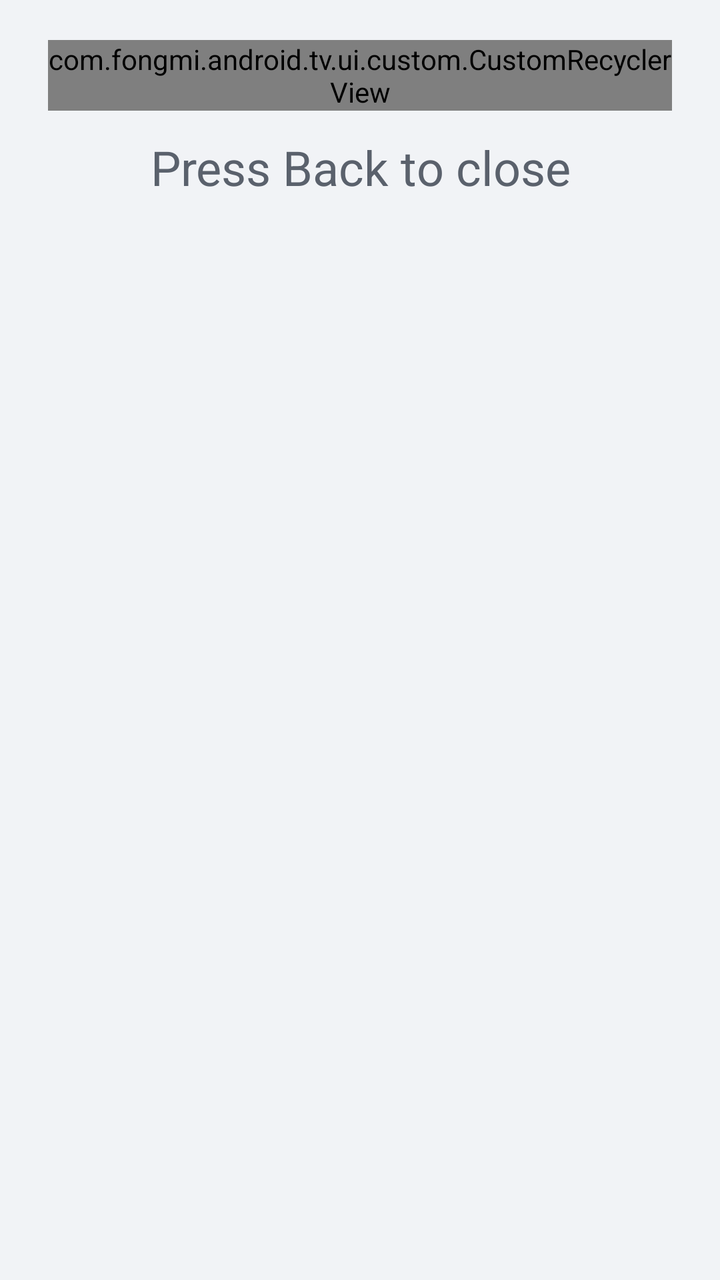
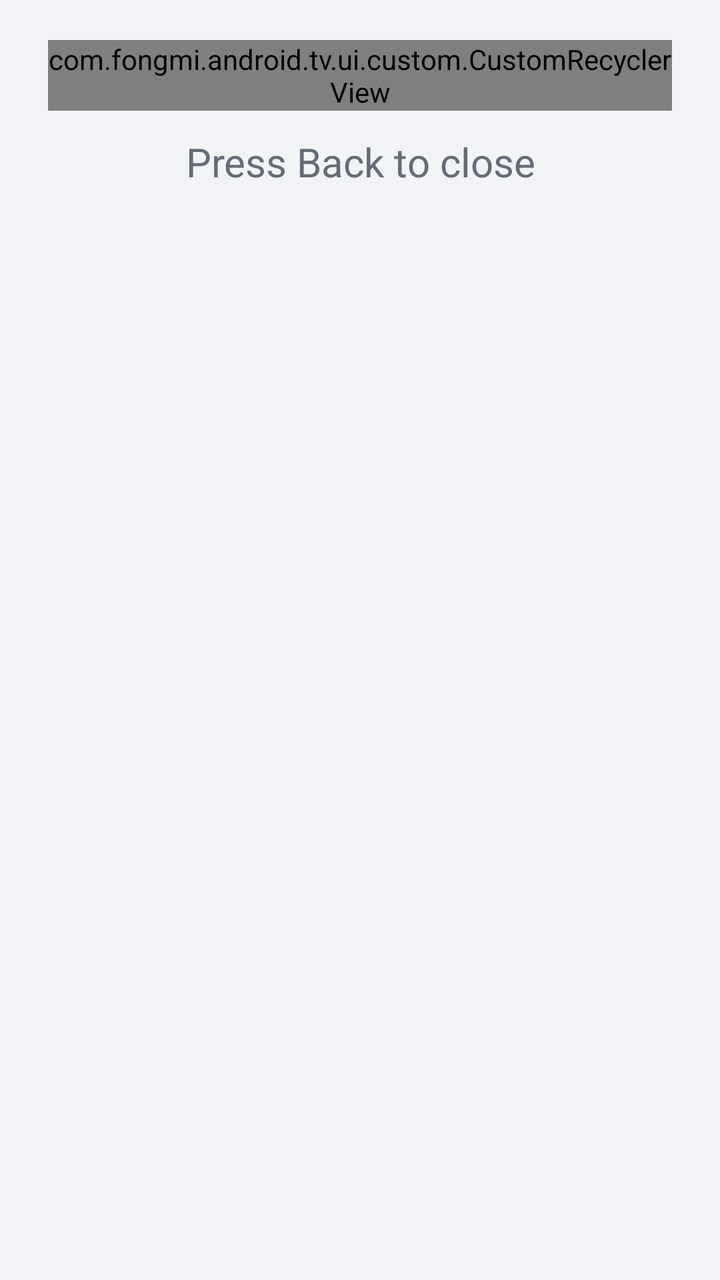

The first picture is an Android layout as it rendered before a commit; the second is the same layout after the commit. The layout source and the unified diff follow.
<!-- AndroidManifest.xml: another module's application theme Theme.App -->
<!-- res/layout/dialog_site_pick.xml -->
<?xml version="1.0" encoding="utf-8"?>
<LinearLayout xmlns:android="http://schemas.android.com/apk/res/android"
    xmlns:app="http://schemas.android.com/apk/res-auto"
    xmlns:tools="http://schemas.android.com/tools"
    android:layout_width="match_parent"
    android:layout_height="wrap_content"
    android:orientation="vertical"
    android:paddingStart="@dimen/ag_space_6"
    android:paddingTop="@dimen/ag_space_5"
    android:paddingEnd="@dimen/ag_space_6"
    android:paddingBottom="@dimen/ag_space_5">

    <FrameLayout
        android:layout_width="match_parent"
        android:layout_height="wrap_content">

        <com.fongmi.android.tv.ui.custom.CustomRecyclerView
            android:id="@+id/recycler"
            android:layout_width="match_parent"
            android:layout_height="wrap_content"
            android:clipChildren="false"
            android:clipToPadding="false"
            android:overScrollMode="never"
            app:layoutManager="androidx.recyclerview.widget.LinearLayoutManager"
            app:maxHeight="@dimen/ag_dialog_list_max" />

        <com.google.android.material.textview.MaterialTextView
            android:id="@+id/empty"
            android:layout_width="match_parent"
            android:layout_height="wrap_content"
            android:layout_gravity="center"
            android:gravity="center"
            android:padding="@dimen/ag_space_3"
            android:text="@string/site_pick_empty"
            android:textColor="@color/ag_text_sub"
            android:textSize="@dimen/ag_text_body"
            android:visibility="gone"
            tools:visibility="visible" />
    </FrameLayout>

    
    <com.google.android.material.textview.MaterialTextView
        android:layout_width="match_parent"
        android:layout_height="wrap_content"
        android:layout_marginTop="@dimen/ag_space_3"
        android:clickable="false"
        android:focusable="false"
        android:gravity="center"
        android:text="@string/site_pick_close_hint"
        android:textColor="@color/ag_text_sub"
        android:textSize="@dimen/ag_text_body" />

</LinearLayout>
<!-- resources referenced by this layout -->
<resources>
  <color name="ag_text_sub">#5A616C</color>
  <dimen name="ag_dialog_list_max">352dp</dimen>
  <dimen name="ag_space_3">12dp</dimen>
  <dimen name="ag_space_5">20dp</dimen>
  <dimen name="ag_space_6">24dp</dimen>
  <dimen name="ag_text_body">24sp</dimen>
  <string name="site_pick_close_hint">Press Back to close</string>
  <string name="site_pick_empty">No available sources</string>
  <style name="Theme.App" parent="Theme.Base" />
  <style name="Theme.Base" parent="Theme.Material3.Light.NoActionBar">
          <item name="colorPrimary">@color/ag_primary</item>
          <item name="colorOnPrimary">@color/white</item>
          <item name="colorPrimaryContainer">@color/ag_primary_bg</item>
          <item name="colorOnPrimaryContainer">@color/ag_primary_text</item>
          <item name="colorSecondary">@color/ag_primary</item>
          <item name="colorOnSecondary">@color/white</item>
          <item name="colorSurface">@color/ag_card</item>
          <item name="colorOnSurface">@color/ag_text</item>
          <item name="colorSurfaceVariant">@color/ag_btn_bg</item>
          <item name="colorOnSurfaceVariant">@color/ag_text_sub</item>
          <item name="android:colorBackground">@color/ag_bg</item>
          <item name="colorOnBackground">@color/ag_text</item>
          <item name="colorOutline">@color/ag_stroke</item>
          <item name="colorOutlineVariant">@color/ag_stroke</item>
          <item name="colorError">@color/ag_warn_text</item>
          <item name="colorOnError">@color/white</item>
          <item name="android:colorAccent">@color/ag_primary</item>
          <item name="android:windowBackground">@color/ag_bg</item>
          <item name="android:textColorPrimary">@color/ag_text</item>
          <item name="android:textColorSecondary">@color/ag_text_sub</item>
          <item name="android:textColorHint">@color/ag_text_hint</item>
          <item name="android:windowFullscreen">true</item>
          <item name="android:windowTranslucentStatus">true</item>
          <item name="android:windowTranslucentNavigation">true</item>
          <item name="android:windowAnimationStyle">@style/NoAnim</item>
      </style>
  <color name="ag_primary">#0B57D0</color>
  <color name="white">#FFFFFF</color>
  <color name="ag_primary_bg">#E4EDFC</color>
  <color name="ag_primary_text">#0842A0</color>
  <color name="ag_card">#FFFFFF</color>
  <color name="ag_text">#22252A</color>
  <color name="ag_btn_bg">#E7EBF2</color>
  <color name="ag_bg">#F1F3F6</color>
  <color name="ag_stroke">#DFE3EA</color>
  <color name="ag_warn_text">#A35A00</color>
  <color name="ag_text_hint">#646C78</color>
  <style name="NoAnim">
          <item name="android:activityOpenEnterAnimation">@null</item>
          <item name="android:activityOpenExitAnimation">@null</item>
          <item name="android:activityCloseEnterAnimation">@null</item>
          <item name="android:activityCloseExitAnimation">@null</item>
      </style>
</resources>

<!-- the commit's change to res/layout/dialog_site_pick.xml (unified diff, before → after) -->
@@ -26,14 +26,13 @@
 
         <com.google.android.material.textview.MaterialTextView
             android:id="@+id/empty"
+            style="@style/Ag.Text.Body.Sub"
             android:layout_width="match_parent"
             android:layout_height="wrap_content"
             android:layout_gravity="center"
             android:gravity="center"
             android:padding="@dimen/ag_space_3"
             android:text="@string/site_pick_empty"
-            android:textColor="@color/ag_text_sub"
-            android:textSize="@dimen/ag_text_body"
             android:visibility="gone"
             tools:visibility="visible" />
     </FrameLayout>
@@ -42,12 +41,11 @@
     <com.google.android.material.textview.MaterialTextView
         android:layout_width="match_parent"
         android:layout_height="wrap_content"
+        style="@style/Ag.Text.Caption"
         android:layout_marginTop="@dimen/ag_space_3"
         android:clickable="false"
         android:focusable="false"
         android:gravity="center"
-        android:text="@string/site_pick_close_hint"
-        android:textColor="@color/ag_text_sub"
-        android:textSize="@dimen/ag_text_body" />
+        android:text="@string/site_pick_close_hint" />
 
 </LinearLayout>
<!-- resource entries referenced after the edit -->
@@ -1,6 +1,7 @@
 <!-- resources referenced by this layout -->
 <resources>
   <color name="ag_text_sub">#5A616C</color>
+  <dimen name="ag_text_caption">20sp</dimen>
   <dimen name="ag_dialog_list_max">352dp</dimen>
   <dimen name="ag_space_3">12dp</dimen>
   <dimen name="ag_space_5">20dp</dimen>
@@ -8,7 +9,18 @@
   <dimen name="ag_text_body">24sp</dimen>
   <string name="site_pick_close_hint">Press Back to close</string>
   <string name="site_pick_empty">No available sources</string>
+  <style name="Ag.Text.Body.Sub" parent="Ag.Text.Body">
+          <item name="android:textColor">@color/ag_text_sub</item>
+      </style>
+  <style name="Ag.Text.Caption" parent="android:Widget.TextView">
+          <item name="android:textSize">@dimen/ag_text_caption</item>
+          <item name="android:textColor">@color/ag_text_hint</item>
+      </style>
   <style name="Theme.App" parent="Theme.Base" />
+  <style name="Ag.Text.Body" parent="android:Widget.TextView">
+          <item name="android:textSize">@dimen/ag_text_body</item>
+          <item name="android:textColor">@color/ag_text</item>
+      </style>
   <style name="Theme.Base" parent="Theme.Material3.Light.NoActionBar">
           <item name="colorPrimary">@color/ag_primary</item>
           <item name="colorOnPrimary">@color/white</item>
